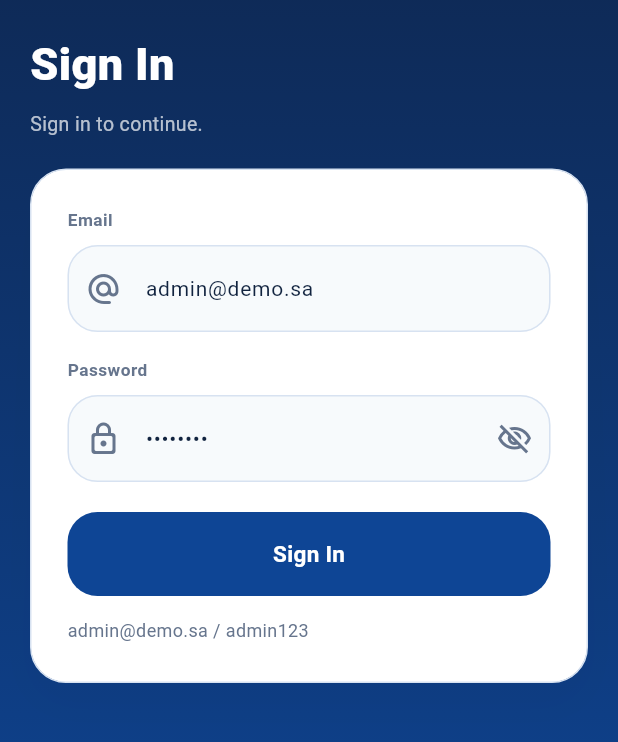
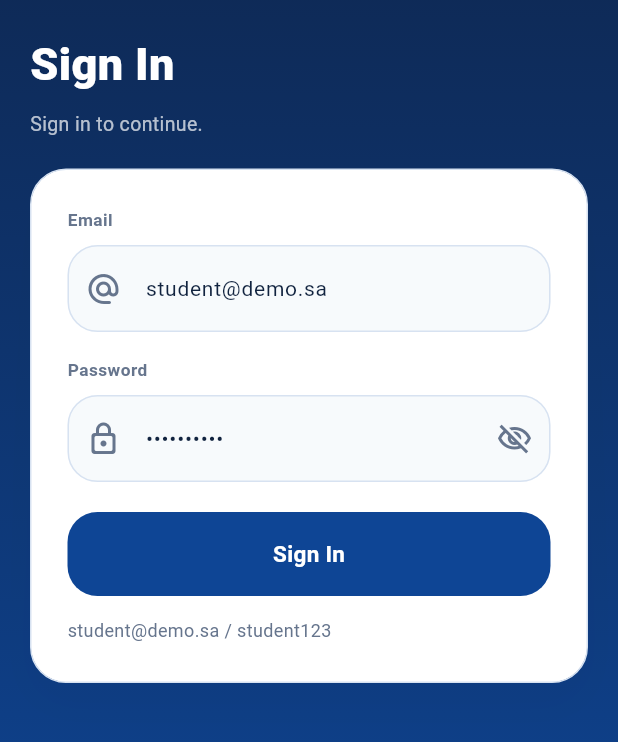
Before and after one commit to cb23023/sa-management-system-flutter, a Flutter app: the screen it shows after launch, on a phone screen of 412 x 824 dp, the part 268-1010 px from its top. Run offline on Flutter 3.47's test engine with Material 3 defaults, Android fonts, the phone set to English and light mode, and no system bars; our stand-ins replace cloud_firestore, firebase_auth, firebase_core, geolocator, image_picker, pdf and 3 more; missing offline and left inert: dart:js_interop, mobile_scanner; accounts and stored records are empty.

Commit message:
Remove admin demo role

```diff
--- a/lib/src/screens/login_screen.dart
+++ b/lib/src/screens/login_screen.dart
@@ -21,8 +21,8 @@ class LoginScreen extends StatefulWidget {
 }
 
 class _LoginScreenState extends State<LoginScreen> {
-  final _emailController = TextEditingController(text: 'admin@demo.sa');
-  final _passwordController = TextEditingController(text: 'admin123');
+  final _emailController = TextEditingController(text: 'student@demo.sa');
+  final _passwordController = TextEditingController(text: 'student123');
   bool _isLoading = false;
   bool _obscurePassword = true;
   String? _errorMessage;
@@ -350,7 +350,7 @@ class _LoginCard extends StatelessWidget {
           ),
           const SizedBox(height: 14),
           const Text(
-            'admin@demo.sa / admin123',
+            'student@demo.sa / student123',
             style: TextStyle(fontSize: 12, color: AppColors.textMuted),
           ),
         ],
```
Also changed, not shown: lib/src/services/seed_service.dart (+0 -30 lines).
